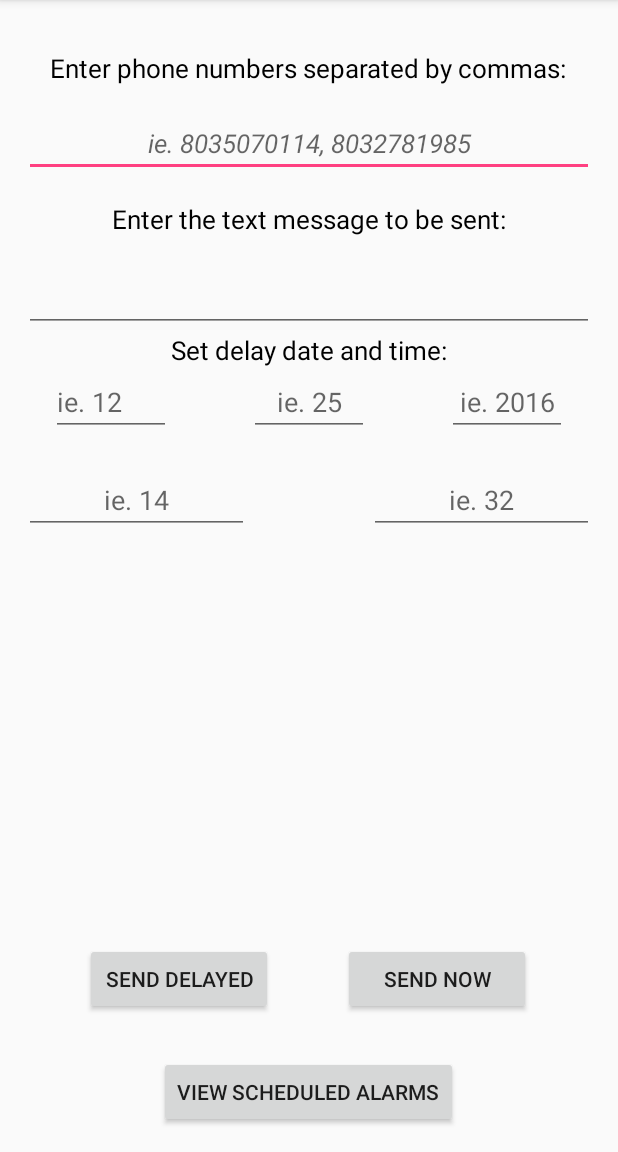
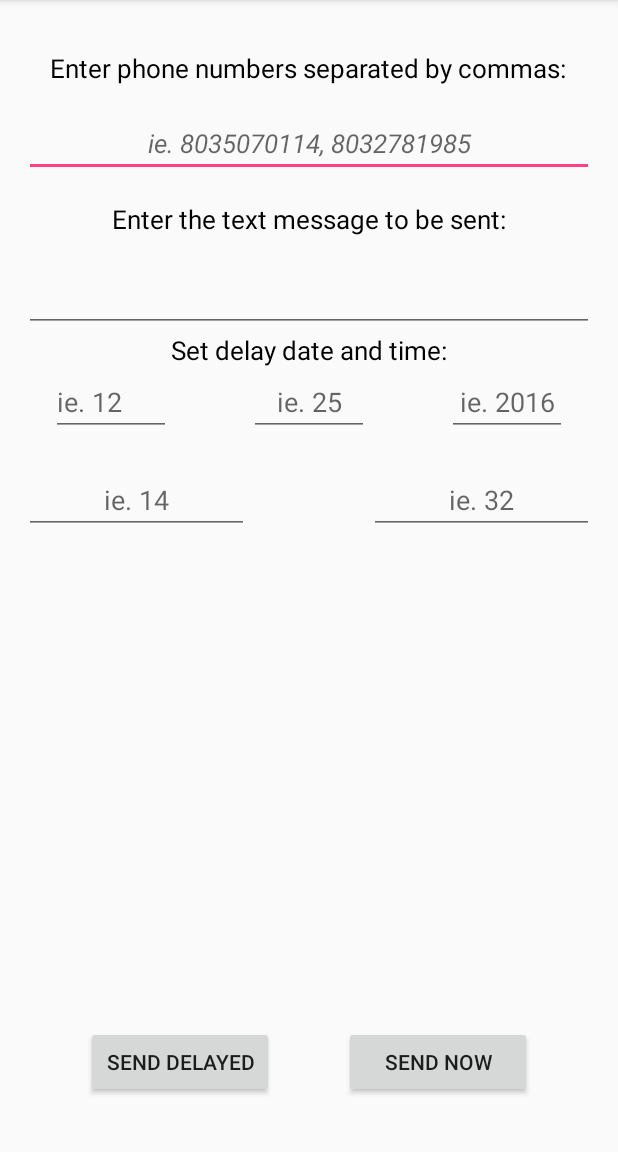
Before and after one commit to awardnasc/Broadcastr, an Android app: the screen it shows after launch (MainActivity), on a phone screen of 412 x 824 dp, the part 84-1236 px from its top. Run offline under Robolectric (Android 15) with nearby library versions, the phone set to English and light mode, and no system bars; 3 statements that could not run were skipped.

Commit message:
Removed the "view set alarms" button for the week two iteration. Sending delayed texts works as intended.

```diff
--- a/app/src/main/java/com/test/alexward/broadcastr/MainActivity.java
+++ b/app/src/main/java/com/test/alexward/broadcastr/MainActivity.java
@@ -35,7 +35,7 @@ public class MainActivity extends AppCompatActivity {
 
     public EditText phone, text, month, day, year, hour, minute;
     public Calendar cal;
-
+    public int count;
     public String phoneList, textMessage;
     /**
      * ATTENTION: This was auto-generated to implement the App Indexing API.
@@ -51,7 +51,7 @@ public class MainActivity extends AppCompatActivity {
         setContentView(R.layout.activity_main);
 
 
-
+        count = 0;
         phone = (EditText) findViewById(R.id.editText);
         text = (EditText) findViewById(R.id.editText2);
         month = (EditText) findViewById(R.id.editText5);
@@ -137,10 +137,10 @@ public class MainActivity extends AppCompatActivity {
         intentAlarm.putExtra("text", textMessage);
 
         AlarmManager alarmManager = (AlarmManager)getSystemService(Context.ALARM_SERVICE);
-        final int _id = (int) System.currentTimeMillis();
+
         alarmManager.set(AlarmManager.RTC_WAKEUP, cal.getTimeInMillis(),
-                PendingIntent.getBroadcast(this,_id,intentAlarm, PendingIntent.FLAG_UPDATE_CURRENT));
-
+                PendingIntent.getBroadcast(this,count,intentAlarm, PendingIntent.FLAG_UPDATE_CURRENT));
+        count++;
         Toast.makeText(this,"Text Scheduled", Toast.LENGTH_LONG).show();
     }
 
--- a/app/src/main/res/layout/activity_main.xml
+++ b/app/src/main/res/layout/activity_main.xml
@@ -150,19 +150,7 @@
             android:hint="@string/ie_32"
             android:textAlignment="center"/>
 
-    <Button
-        android:text="@string/sendDelayed"
-        android:layout_width="125dp"
-        android:layout_height="wrap_content"
-        android:id="@+id/button2"
-        android:onClick="scheduleAlarm"
-        android:layout_marginLeft="23dp"
-        android:layout_marginStart="23dp"
-        android:layout_alignBaseline="@+id/button"
-        android:layout_alignBottom="@+id/button"
-        android:layout_alignLeft="@+id/textView"
-        android:layout_alignStart="@+id/textView" />
-
+    <!--
     <Button
         android:text="@string/view_scheduled_alarms"
         android:layout_width="wrap_content"
@@ -170,6 +158,20 @@
         android:layout_alignParentBottom="true"
         android:layout_centerHorizontal="true"
         android:id="@+id/button4" />
+-->
+
+    <Button
+        android:text="@string/sendDelayed"
+        android:layout_width="125dp"
+        android:layout_height="wrap_content"
+        android:id="@+id/button2"
+        android:onClick="scheduleAlarm"
+        android:layout_marginLeft="24dp"
+        android:layout_marginStart="24dp"
+        android:layout_alignParentBottom="true"
+        android:layout_alignLeft="@+id/textView"
+        android:layout_alignStart="@+id/textView"
+        android:layout_marginBottom="20dp" />
 
     <Button
         android:text= "@string/sendButton"
@@ -177,12 +179,12 @@
         android:layout_height="wrap_content"
         android:id="@+id/button"
         android:clickable="true"
-        android:layout_marginRight="24dp"
-        android:layout_above="@+id/button4"
+        android:layout_alignBaseline="@+id/button2"
+        android:layout_alignBottom="@+id/button2"
         android:layout_alignRight="@+id/textView"
         android:layout_alignEnd="@+id/textView"
-        android:layout_marginEnd="24dp"
-        android:layout_marginBottom="27dp" />
+        android:layout_marginRight="23dp"
+        android:layout_marginEnd="23dp" />
 
 
 </RelativeLayout>
```
